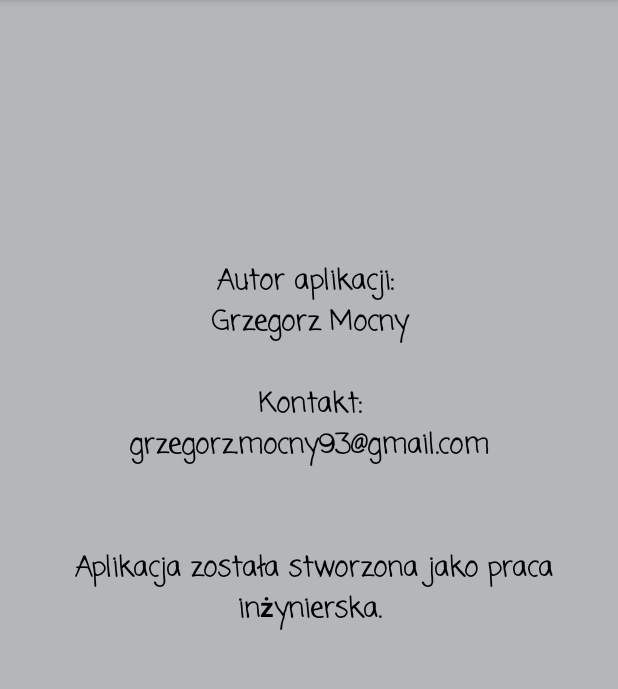
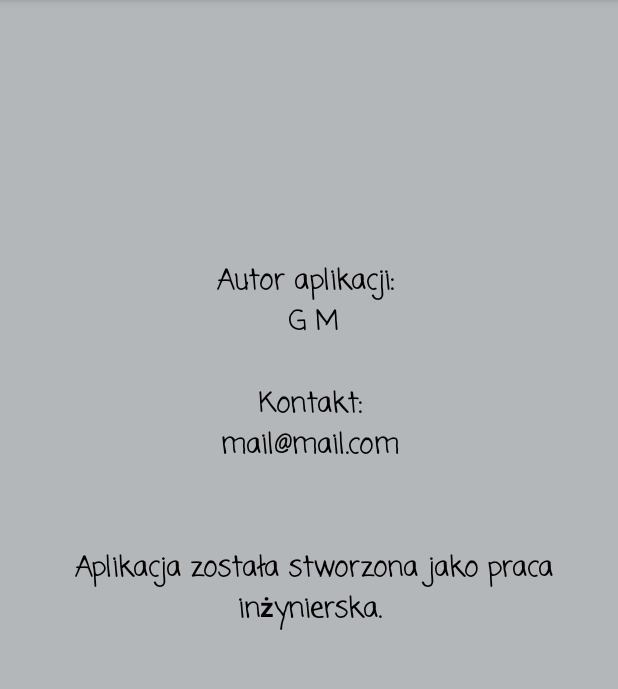
Before and after one commit to GMocny93/ProjektInzynierka, an Android app: the AuthorActivity screen opened directly, with no data from a screen before it, on a phone screen of 412 x 824 dp, the part 84-773 px from its top. Run offline under Robolectric (Android 15) with nearby library versions, the phone set to English and light mode, and no system bars.

Commit message:
concealing personal data

```diff
--- a/app/src/main/res/values/strings.xml
+++ b/app/src/main/res/values/strings.xml
@@ -7,7 +7,7 @@
     <string name="information">Informacje</string>
     <string name="author">O autorze</string>
 
-    <string name="abouthAuthor">Autor aplikacji: \n  Grzegorz Mocny \n \n Kontakt: \n grzegorz.mocny93@gmail.com \n \n \n Aplikacja została stworzona jako praca inżynierska.</string>
+    <string name="abouthAuthor">Autor aplikacji: \n  G M\n \n Kontakt: \n mail@mail.com \n \n \n Aplikacja została stworzona jako praca inżynierska.</string>
 
     <string name="title_activity_pomiary">pomiary</string>
 
```
